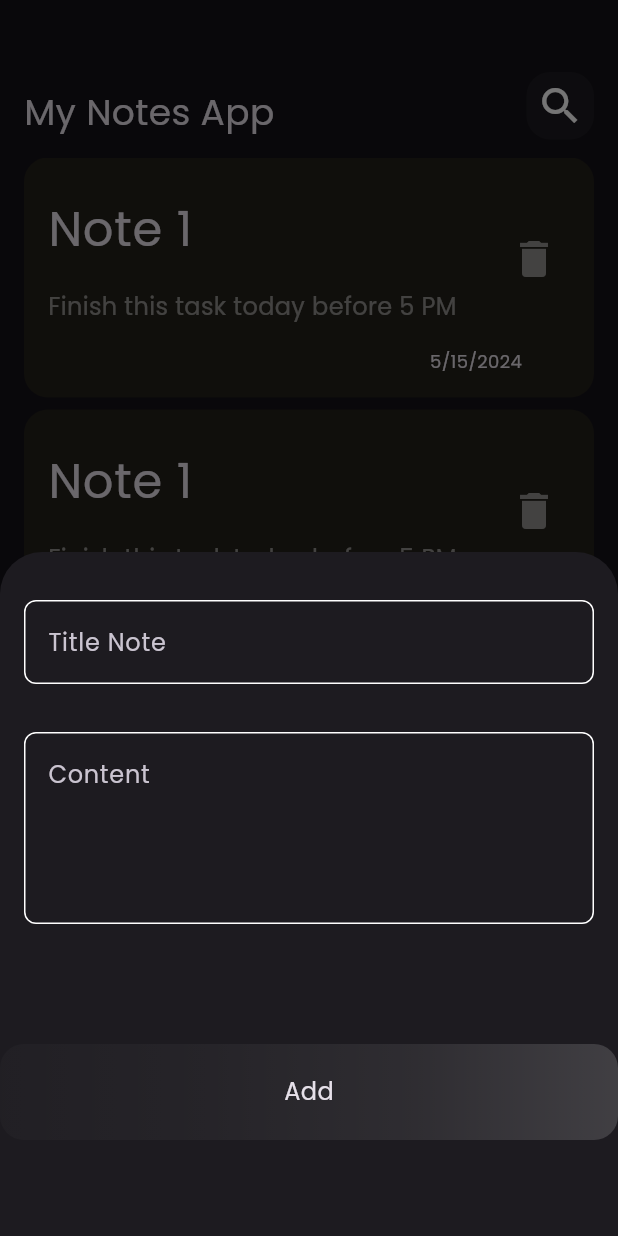
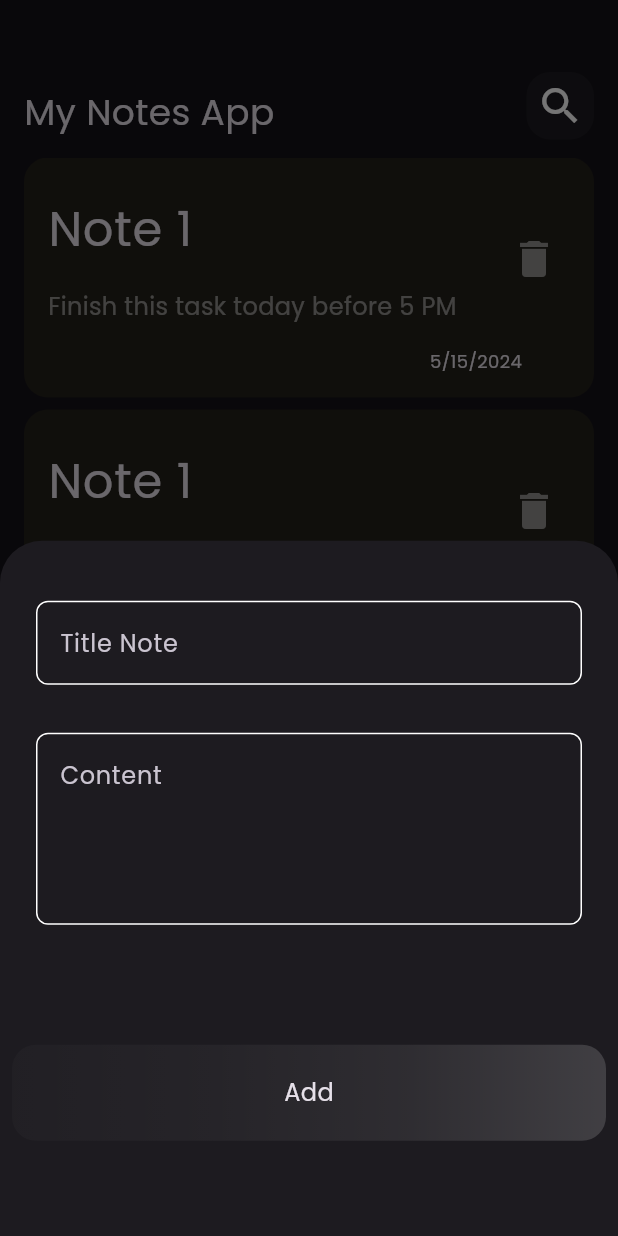
Before and after one commit to unityheroes/simple_note_app, a Flutter app: the screen it shows after launch, after a tap on the "add" icon, on a phone screen of 412 x 824 dp. Run offline on Flutter 3.47's test engine with Material 3 defaults, Android fonts, the phone set to English and light mode, and no system bars; drawn by our look-alikes of modal_progress_hud_nsn; our stand-ins replace flutter_bloc, hive, hive_flutter; accounts and stored records are empty.

```diff
--- /dev/null
+++ b/devtools_options.yaml
@@ -0,0 +1 @@
+extensions:
--- a/lib/main.dart
+++ b/lib/main.dart
@@ -1,14 +1,18 @@
 import 'package:flutter/material.dart';
+import 'package:flutter_bloc/flutter_bloc.dart';
 import 'package:hive_flutter/hive_flutter.dart';
 import 'package:simple_note_app/appsetting.dart';
+
 import 'package:simple_note_app/models/note_model.dart';
+import 'package:simple_note_app/simple_bloc_observer.dart';
 import 'package:simple_note_app/views/home_page_view.dart';
 import 'package:simple_note_app/widgets/edit_note_view.dart';
 
 void main() async {
   await Hive.initFlutter();
-  await Hive.openBox(kNotesBox);
+  Bloc.observer = SimpleBlocObServer();
   Hive.registerAdapter(NoteModelAdapter());
+  await Hive.openBox<NoteModel>(kNotesBox);
   runApp(const MyApp());
 }
 
@@ -19,7 +23,9 @@ class MyApp extends StatelessWidget {
   @override
   Widget build(BuildContext context) {
     return MaterialApp(
-      routes: {EditNoteView.id: (context) => const EditNoteView()},
+      routes: {
+        EditNoteView.id: (context) => const EditNoteView(),
+      },
       theme: ThemeData(brightness: Brightness.dark, fontFamily: 'Poppins'),
       home: const HomePageView(),
     );
--- a/lib/widgets/add_note_bottom_sheet_view.dart
+++ b/lib/widgets/add_note_bottom_sheet_view.dart
@@ -1,71 +1,40 @@
+import 'dart:developer';
+
 import 'package:flutter/material.dart';
 import 'package:flutter/widgets.dart';
-import 'package:simple_note_app/widgets/custom_button.dart';
-import 'package:simple_note_app/widgets/custom_text_field.dart';
+import 'package:flutter_bloc/flutter_bloc.dart';
+import 'package:modal_progress_hud_nsn/modal_progress_hud_nsn.dart';
+import 'package:simple_note_app/cubits/add_note_cubit/add_note_cubit.dart';
+import 'package:simple_note_app/widgets/add_note_form.dart';
 
 class AddNoteBottomSheet extends StatelessWidget {
   const AddNoteBottomSheet({super.key});
 
   @override
   Widget build(BuildContext context) {
-    return const SingleChildScrollView(
-      child: AddNoteForm(),
-    );
-  }
-}
+    return BlocProvider(
+      create: (context) => AddNoteCubit(),
+      child: Padding(
+        padding: const EdgeInsets.all(8.0),
+        child: BlocConsumer<AddNoteCubit, AddNoteState>(
+          listener: (context, state) {
+            if (state is AddNodeFailure) {
+              log("fail");
 
-class AddNoteForm extends StatefulWidget {
-  const AddNoteForm({
-    super.key,
-  });
-
-  @override
-  State<AddNoteForm> createState() => _AddNoteFormState();
-}
-
-class _AddNoteFormState extends State<AddNoteForm> {
-  final GlobalKey<FormState> formKey = GlobalKey();
-
-  AutovalidateMode autoValidateMode = AutovalidateMode.disabled;
-  String? title, subTitle;
-  @override
-  Widget build(BuildContext context) {
-    return Form(
-      key: formKey,
-      autovalidateMode: autoValidateMode,
-      child: Column(
-        children: [
-          CustomTextField(
-            hintText: "Title Note",
-            maxlines: 1,
-            onSaved: (value) {
-              title = value;
-            },
-          ),
-          CustomTextField(
-            hintText: "Content",
-            maxlines: 4,
-            onSaved: (value) {
-              subTitle = value;
-            },
-          ),
-          const SizedBox(
-            height: 64,
-          ),
-          CustomButton(
-            onTap: () {
-              if (formKey.currentState!.validate()) {
-                formKey.currentState!.save();
-              } else {
-                autoValidateMode = AutovalidateMode.always;
-                setState(() {});
-              }
-            },
-          ),
-          const SizedBox(
-            height: 64,
-          ),
-        ],
+              // error widgets
+            }
+            if (state is AddNodeSuccess) {
+              log("success");
+              Navigator.pop(context);
+            }
+          },
+          builder: (context, state) {
+            log("loading");
+            return ModalProgressHUD(
+                inAsyncCall: state is AddNodeLoading ? true : false,
+                child: const SingleChildScrollView(child: AddNoteForm()));
+          },
+        ),
       ),
     );
   }
--- /dev/null
+++ b/lib/widgets/add_note_form.dart
@@ -0,0 +1,67 @@
+import 'package:flutter/material.dart';
+import 'package:flutter_bloc/flutter_bloc.dart';
+import 'package:simple_note_app/cubits/add_note_cubit/add_note_cubit.dart';
+import 'package:simple_note_app/models/note_model.dart';
+import 'package:simple_note_app/widgets/custom_button.dart';
+import 'package:simple_note_app/widgets/custom_text_field.dart';
+
+class AddNoteForm extends StatefulWidget {
+  const AddNoteForm({super.key});
+
+  @override
+  State<AddNoteForm> createState() => _AddNoteFormState();
+}
+
+class _AddNoteFormState extends State<AddNoteForm> {
+  final GlobalKey<FormState> formKey = GlobalKey();
+
+  AutovalidateMode autoValidateMode = AutovalidateMode.disabled;
+  String? title, subTitle;
+  @override
+  Widget build(BuildContext context) {
+    return Form(
+      key: formKey,
+      autovalidateMode: autoValidateMode,
+      child: Column(
+        children: [
+          CustomTextField(
+            hintText: "Title Note",
+            maxlines: 1,
+            onSaved: (value) {
+              title = value;
+            },
+          ),
+          CustomTextField(
+            hintText: "Content",
+            maxlines: 4,
+            onSaved: (value) {
+              subTitle = value;
+            },
+          ),
+          const SizedBox(
+            height: 64,
+          ),
+          CustomButton(
+            onTap: () {
+              if (formKey.currentState!.validate()) {
+                formKey.currentState!.save();
+                NoteModel noteModel = NoteModel(
+                    title: title!,
+                    subTitle: subTitle!,
+                    date: DateTime.now().toString(),
+                    color: Colors.black.value);
+                BlocProvider.of<AddNoteCubit>(context).addNode(noteModel);
+              } else {
+                autoValidateMode = AutovalidateMode.always;
+                setState(() {});
+              }
+            },
+          ),
+          const SizedBox(
+            height: 64,
+          ),
+        ],
+      ),
+    );
+  }
+}
--- a/lib/widgets/custom_button.dart
+++ b/lib/widgets/custom_button.dart
@@ -3,7 +3,9 @@ import 'package:simple_note_app/appsetting.dart';
 
 class CustomButton extends StatelessWidget {
   const CustomButton({super.key, required this.onTap});
-  final void Function()? onTap;
+
+  final VoidCallback onTap;
+
   @override
   Widget build(BuildContext context) {
     return Padding(
@@ -13,14 +15,17 @@ class CustomButton extends StatelessWidget {
         child: Container(
           width: MediaQuery.of(context).size.width,
           decoration: BoxDecoration(
-              borderRadius: BorderRadius.circular(16),
-              color: kPrimaryColor.withAlpha(80),
-              gradient: LinearGradient(colors: [
+            borderRadius: BorderRadius.circular(16),
+            color: kPrimaryColor.withAlpha(80),
+            gradient: LinearGradient(
+              colors: [
                 Colors.white.withAlpha(16),
                 Colors.white.withAlpha(32),
                 Colors.white.withAlpha(64),
                 Colors.white.withAlpha(128),
-              ])),
+              ],
+            ),
+          ),
           height: 64,
           child: const Center(
             child: Text(
--- a/pubspec.yaml
+++ b/pubspec.yaml
@@ -38,6 +38,7 @@ dependencies:
   hive: ^2.2.3
   hive_flutter: ^1.1.0
   flutter_bloc: ^8.1.5
+  modal_progress_hud_nsn: ^0.5.1
 
 
 dev_dependencies:
```
Also changed, not shown: lib/cubits/add_note_cubit/add_note_cubit.dart (+12 -1 lines), lib/simple_bloc_observer.dart (added, +34 -0 lines), pubspec.lock.
